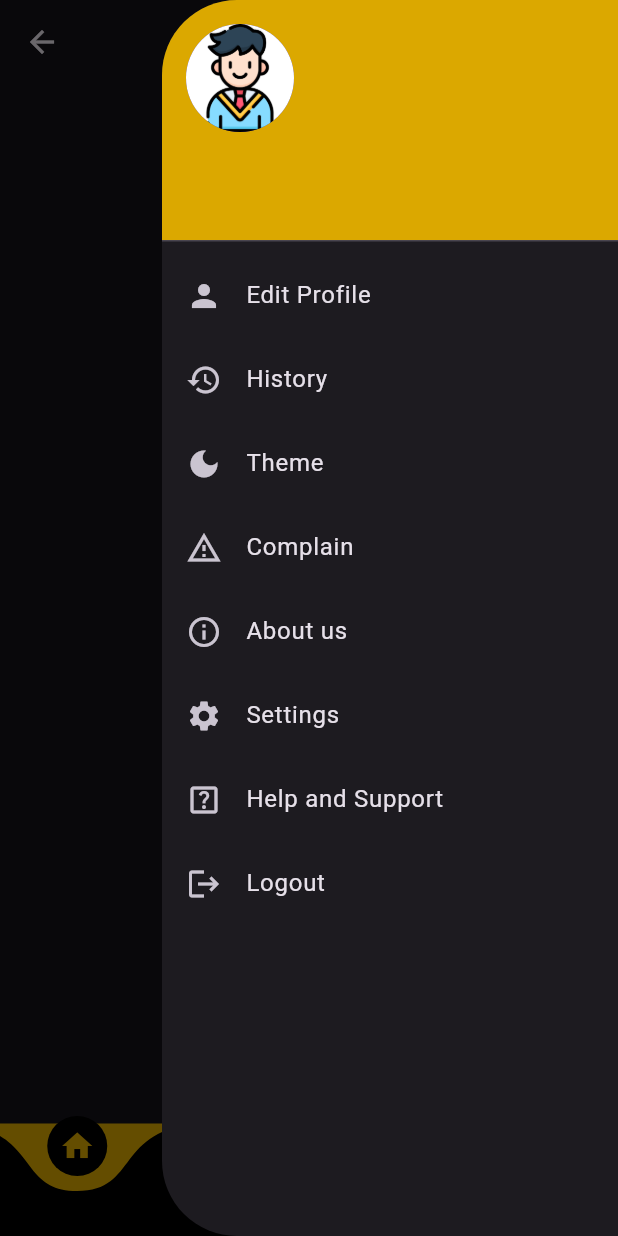
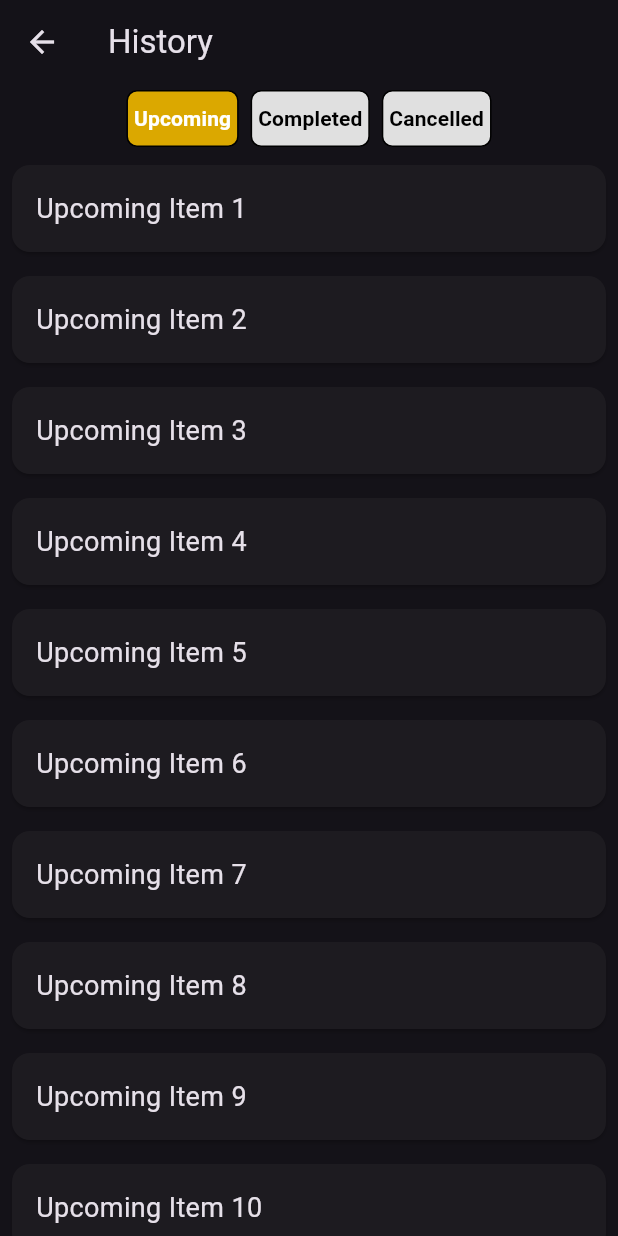
Before and after one commit to jincykp/zoomio, a Flutter app: the HomePage screen opened directly, after a tap on the "menu" icon, after a tap on "History", on a phone screen of 412 x 824 dp. Run offline on Flutter 3.47's test engine with Material 3 defaults, Android fonts, the phone set to English and light mode, and no system bars; drawn by our look-alikes of buttons_tabbar, curved_navigation_bar; our stand-ins replace cloud_firestore, firebase_auth, firebase_core, google_fonts, google_sign_in; accounts and stored records are empty.

Commit message:
profile done

```diff
--- a/lib/main.dart
+++ b/lib/main.dart
@@ -21,7 +21,7 @@ class MyApp extends StatelessWidget {
     return MaterialApp(
       debugShowCheckedModeBanner: false,
       title: 'Flutter Demo',
-         theme: ThemeData.dark(),
+      theme: ThemeData.dark(),
       home: const SplashScreen(),
     );
   }
--- a/lib/screens/bottom_screens/home_screen.dart
+++ b/lib/screens/bottom_screens/home_screen.dart
@@ -1,50 +1,66 @@
 import 'package:flutter/material.dart';
+import 'package:google_fonts/google_fonts.dart';
 
 class HomeScreen extends StatelessWidget {
   const HomeScreen({super.key});
 
   @override
   Widget build(BuildContext context) {
-    return const SingleChildScrollView(
-        // Allows scrolling for content
+    return Scaffold(
+      body: Padding(
+        padding: const EdgeInsets.all(12.0),
+        child: Column(
+          mainAxisAlignment: MainAxisAlignment.end,
+          children: [
+            SizedBox(
+              width: double.infinity,
+              child: Container(
+                decoration: BoxDecoration(
+                  color:
+                      const Color.fromARGB(255, 66, 60, 60), // Outer box color
+                  borderRadius: BorderRadius.circular(19),
+                ),
+                child: Padding(
+                  padding: const EdgeInsets.all(
+                      15.0), // Padding inside the outer box
+                  child: Container(
+                    decoration: BoxDecoration(
+                      // color: const Color.fromARGB(
+                      //     255, 228, 226, 226), // Inner box color
+                      borderRadius: BorderRadius.circular(
+                          15), // Slightly smaller radius for inner box
+                      boxShadow: const [
+                        BoxShadow(
+                          //color: Colors.grey.withOpacity(0.5),
+                          spreadRadius: 1,
+                          blurRadius: 5,
+                          offset: Offset(0, 3), // Shadow position
+                        ),
+                      ],
+                    ),
+                    child: TextFormField(
+                      decoration: const InputDecoration(
+                        hintText: "Where would you go?",
+                        hintStyle: TextStyle(
+                          color: Colors.grey,
+                          fontSize: 14,
+                        ),
+                        prefixIcon: Icon(
+                          Icons.search,
+                          size: 25,
+                        ),
+                        border: OutlineInputBorder(
+                          borderRadius: BorderRadius.all(Radius.circular(15)),
 
-        );
-  }
-}
-
-// Service Card Widget
-class ServiceCard extends StatelessWidget {
-  final IconData icon;
-  final String title;
-  final VoidCallback onTap;
-
-  const ServiceCard({
-    Key? key,
-    required this.icon,
-    required this.title,
-    required this.onTap,
-  }) : super(key: key);
-
-  @override
-  Widget build(BuildContext context) {
-    return GestureDetector(
-      onTap: onTap,
-      child: Card(
-        elevation: 5,
-        shape: RoundedRectangleBorder(
-          borderRadius: BorderRadius.circular(10),
-        ),
-        child: SizedBox(
-          width: 150,
-          height: 100,
-          child: Column(
-            mainAxisAlignment: MainAxisAlignment.center,
-            children: [
-              Icon(icon, size: 40),
-              const SizedBox(height: 10),
-              Text(title, style: TextStyle(fontSize: 18)),
-            ],
-          ),
+                          // Removes border line from TextFormField
+                        ),
+                      ),
+                    ),
+                  ),
+                ),
+              ),
+            ),
+          ],
         ),
       ),
     );
--- a/lib/screens/bottom_screens/notifications.dart
+++ b/lib/screens/bottom_screens/notifications.dart
@@ -6,7 +6,7 @@ class NotificationsScreen extends StatelessWidget {
   @override
   Widget build(BuildContext context) {
     return const Scaffold(
-      body: Text("noti"),
+      body: Text(""),
     );
   }
 }
--- a/lib/screens/bottom_screens/rental_screen.dart
+++ b/lib/screens/bottom_screens/rental_screen.dart
@@ -6,7 +6,7 @@ class RentalScreen extends StatelessWidget {
   @override
   Widget build(BuildContext context) {
     return const Scaffold(
-      body: Text("rent"),
+      body: Text(""),
     );
   }
 }
--- /dev/null
+++ b/lib/screens/history/history.dart
@@ -0,0 +1,50 @@
+import 'package:flutter/material.dart';
+import 'package:buttons_tabbar/buttons_tabbar.dart';
+import 'package:zoomer/screens/history/cancelled.dart';
+import 'package:zoomer/screens/history/completed.dart';
+import 'package:zoomer/screens/history/upcoming.dart';
+import 'package:zoomer/styles/appstyles.dart';
+
+class HistoryScreen extends StatelessWidget {
+  const HistoryScreen({super.key});
+
+  @override
+  Widget build(BuildContext context) {
+    return DefaultTabController(
+      length: 3, // Number of tabs
+      child: Scaffold(
+        appBar: AppBar(
+          title: const Text("History"),
+        ),
+        body: Column(
+          children: [
+            ButtonsTabBar(
+              backgroundColor: ThemeColors.primaryColor,
+              borderWidth: 1,
+              borderColor: Colors.black,
+              labelStyle: const TextStyle(
+                color: Colors.white,
+                fontWeight: FontWeight.bold,
+              ),
+              unselectedLabelStyle: const TextStyle(
+                color: Colors.black,
+                fontWeight: FontWeight.bold,
+              ),
+              // The tabs
+              tabs: const [
+                Tab(text: "Upcoming"),
+                Tab(text: "Completed"),
+                Tab(text: "Cancelled"),
+              ],
+            ),
+            const Expanded(
+              child: TabBarView(
+                children: [UpcomingTab(), CompletedTab(), CancelledTab()],
+              ),
+            ),
+          ],
+        ),
+      ),
+    );
+  }
+}
--- /dev/null
+++ b/lib/screens/history/upcoming.dart
@@ -0,0 +1,24 @@
+import 'package:flutter/material.dart';
+
+class UpcomingTab extends StatelessWidget {
+  const UpcomingTab({super.key});
+
+  @override
+  Widget build(BuildContext context) {
+    return ListView.builder(
+      itemCount: 10, // Example item count
+      itemBuilder: (context, index) {
+        return Card(
+          margin: const EdgeInsets.all(8.0),
+          child: Padding(
+            padding: const EdgeInsets.all(16.0),
+            child: Text(
+              "Upcoming Item ${index + 1}",
+              style: const TextStyle(fontSize: 18),
+            ),
+          ),
+        );
+      },
+    );
+  }
+}
--- a/lib/screens/profile/profile_adding_screen.dart
+++ b/lib/screens/profile/profile_adding_screen.dart
@@ -3,13 +3,13 @@ import 'package:zoomer/custom_widgets/custom_buttons.dart';
 import 'package:zoomer/custom_widgets/custom_profile_creation.dart';
 import 'package:zoomer/styles/appstyles.dart';
 
-class Profile extends StatefulWidget {
-  const Profile({super.key});
+class AddProfileDetails extends StatefulWidget {
+  const AddProfileDetails({super.key});
   @override
-  State<Profile> createState() => _ProfileState();
+  State<AddProfileDetails> createState() => _AddProfileDetailsState();
 }
 
-class _ProfileState extends State<Profile> {
+class _AddProfileDetailsState extends State<AddProfileDetails> {
   @override
   Widget build(BuildContext context) {
     final nameControllers = TextEditingController();
--- a/pubspec.yaml
+++ b/pubspec.yaml
@@ -45,7 +45,8 @@ dependencies:
   flutter_signin_button: ^2.0.0
   curved_navigation_bar: ^1.0.0
   fan_side_drawer: ^1.0.2
-  image_picker: ^1.0.7
+  image_picker: ^1.1.2
+  buttons_tabbar: ^1.3.13
 
 
 dev_dependencies:
```
Also changed, not shown: lib/controllers/auth_services.dart (+5 -3 lines), lib/screens/complaints/complaints.dart (added, +37 -0 lines), lib/screens/history/cancelled.dart (added, +24 -0 lines), lib/screens/history/completed.dart (added, +24 -0 lines), lib/screens/home_page.dart (+69 -17 lines), lib/screens/login_screens/sign_up_screen.dart (+19 -3 lines), lib/screens/otp_verification/profile_creation.dart (deleted, +0 -223 lines), lib/screens/otp_verification/profile_view.dart (added, +88 -0 lines), pubspec.lock.
